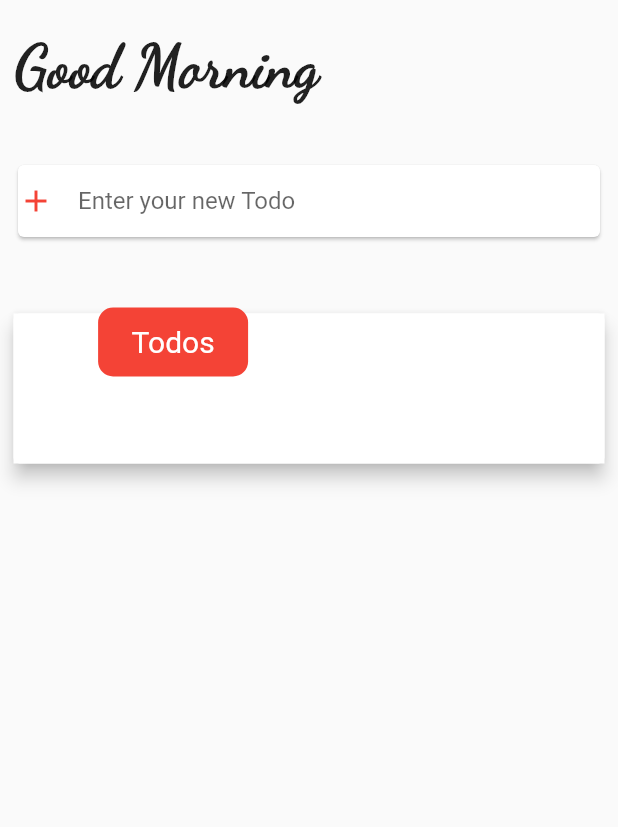
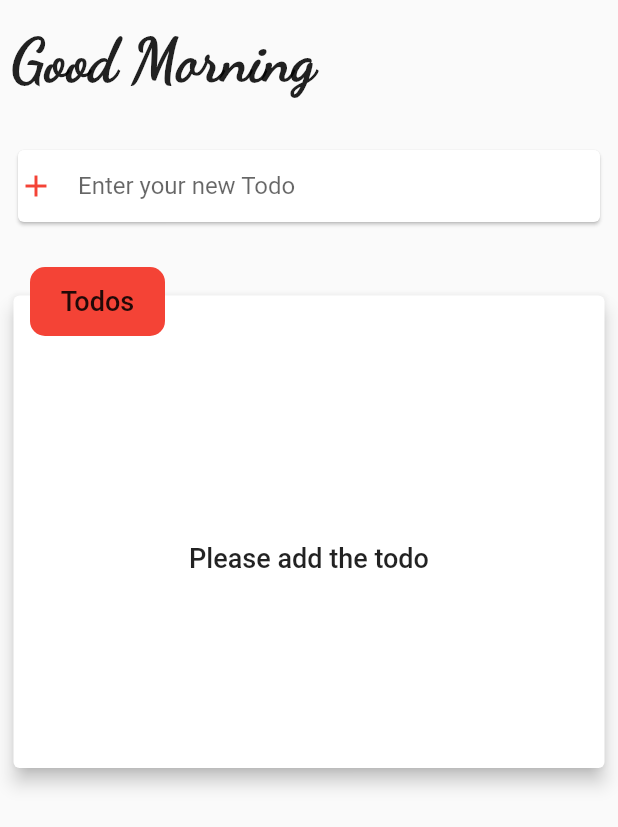
Before and after one commit to parshantdhall/Flutter-simple-todoApp, a Flutter app: the screen it shows after launch, on a phone screen of 412 x 824 dp. Shown: the top 827 px of the screen. Run offline on Flutter 3.47's test engine with Material 2 defaults, Android fonts, the phone set to English and light mode, and no system bars.

Commit message:
Added the Todo List card and todo and vaious other styling

```diff
--- a/lib/main.dart
+++ b/lib/main.dart
@@ -4,6 +4,8 @@ import 'package:flutter/material.dart';
 import './widgets/new_todo.dart';
 import './widgets/grettings.dart';
 import './widgets/new_todo_list.dart';
+// Models
+import './models/todoData.dart';
 
 void main() => runApp(MyApp());
 
@@ -15,6 +17,11 @@ class MyApp extends StatelessWidget {
       title: 'TodosApp',
       theme: ThemeData(
         primarySwatch: Colors.teal,
+        textTheme: ThemeData.light().textTheme.copyWith(
+              title: TextStyle(
+                fontSize: 18,
+              ),
+            ),
       ),
       home: MyHomePage(),
       debugShowCheckedModeBanner: false,
@@ -22,8 +29,27 @@ class MyApp extends StatelessWidget {
   }
 }
 
-class MyHomePage extends StatelessWidget {
+class MyHomePage extends StatefulWidget {
   MyHomePage({Key key}) : super(key: key);
+
+  @override
+  _MyHomePageState createState() => _MyHomePageState();
+}
+
+class _MyHomePageState extends State<MyHomePage> {
+  List<TodoData> data = [
+    // TodoData(
+    //     text:
+    //         'Hello this is the Second todo scasdcadcsac dg dsusd dc sduchh dc sdcsdcy dcid sd sdi sdvid sd viudv sdiuv sduid vuid vsdiuv '),
+    // TodoData(text: 'Hello this is the Second todo'),
+    // TodoData(text: 'Hello this is the Second todo'),
+  ];
+
+  void addTodo(String todoTxt) {
+    setState(() {
+      data.add(TodoData(text: todoTxt));
+    });
+  }
 
   @override
   Widget build(BuildContext context) {
@@ -34,8 +60,8 @@ class MyHomePage extends StatelessWidget {
           child: Column(
             children: <Widget>[
               Grettings(),
-              NewTodo(),
-              NewTodoList(),
+              NewTodo(addTodo),
+              NewTodoList(data),
             ],
           ),
         ),
--- /dev/null
+++ b/lib/models/todoData.dart
@@ -0,0 +1,8 @@
+import 'package:flutter/foundation.dart';
+
+class TodoData {
+  final String text;
+  final String id;
+  final tColor;
+  TodoData({this.id, @required this.text, this.tColor});
+}
--- a/lib/widgets/grettings.dart
+++ b/lib/widgets/grettings.dart
@@ -10,9 +10,10 @@ class _GrettingsState extends State<Grettings> {
   int currentTime = DateTime.now().hour;
 
   String getTimeGrettings() {
+    print(currentTime);
     if (currentTime < 12) {
       return 'Good Morning';
-    } else if (currentTime > 12 && currentTime < 5) {
+    } else if (currentTime > 12 && currentTime < 17) {
       return 'Good Afternoon';
     } else {
       return 'Good Evening';
@@ -34,12 +35,9 @@ class _GrettingsState extends State<Grettings> {
       });
     }
     return Container(
-      // decoration: BoxDecoration(
-      //   border: Border.all(width: 1, color: Colors.black),
-      // ),
       width: double.infinity,
-      margin: EdgeInsets.symmetric(vertical: 10),
-      padding: EdgeInsets.all(10),
+      margin: EdgeInsets.symmetric(vertical: 8),
+      padding: EdgeInsets.all(8),
       child: Text(
         time,
         style: TextStyle(
--- a/lib/widgets/new_todo.dart
+++ b/lib/widgets/new_todo.dart
@@ -1,16 +1,26 @@
 import 'package:flutter/material.dart';
 
 class NewTodo extends StatefulWidget {
+  final Function handleSubmit;
+  NewTodo(this.handleSubmit);
   @override
   _NewTodoState createState() => _NewTodoState();
 }
 
 class _NewTodoState extends State<NewTodo> {
   TextEditingController _inputField = TextEditingController();
+  void onSubmit() {
+    if (_inputField.text.isEmpty) {
+      return;
+    }
+    widget.handleSubmit(_inputField.text);
+    _inputField.clear();
+  }
+
   @override
   Widget build(BuildContext context) {
     return Container(
-        margin: EdgeInsets.symmetric(vertical: 10),
+        margin: EdgeInsets.symmetric(vertical: 8),
         padding: EdgeInsets.all(8),
         child: Container(
           padding: EdgeInsets.only(
@@ -26,7 +36,7 @@ class _NewTodoState extends State<NewTodo> {
                 ),
                 border: InputBorder.none,
               ),
-              onSubmitted: null,
+              onSubmitted: (_) => onSubmit(),
             ),
           ),
         ));
--- a/lib/widgets/new_todo_list.dart
+++ b/lib/widgets/new_todo_list.dart
@@ -1,33 +1,53 @@
 import 'package:flutter/material.dart';
+import './todo.dart';
+import '../models/todoData.dart';
 
-class NewTodoList extends StatefulWidget {
-  @override
-  _NewTodoListState createState() => _NewTodoListState();
-}
+class NewTodoList extends StatelessWidget {
+  final List<TodoData> data;
 
-class _NewTodoListState extends State<NewTodoList> {
+  NewTodoList(this.data);
   @override
   Widget build(BuildContext context) {
     return Container(
       width: double.infinity,
       margin: EdgeInsets.all(5),
       padding: EdgeInsets.symmetric(vertical: 10.0),
-      // decoration:
-      //     BoxDecoration(border: Border.all(width: 2, color: Colors.black)),
       child: Stack(
+        overflow: Overflow.visible,
         children: <Widget>[
           Card(
             elevation: 5,
             child: Container(
-              height: 100,
+              height: 280,
+              // decoration: BoxDecoration(
+              //     border: Border.all(color: Colors.black, width: 2)),
+              margin: EdgeInsets.only(top: 35),
               width: double.infinity,
-              color: Colors.white,
+              // color: Colors.white,
+              child: data.length > 0
+                  ? ListView.builder(
+                      itemBuilder: (_, i) {
+                        return Todo(
+                          tData: data[i],
+                        );
+                      },
+                      itemCount: data.length,
+                      reverse: true,
+                    )
+                  : Center(
+                      child: Text(
+                        'Please add the todo',
+                        style: Theme.of(context).textTheme.title,
+                      ),
+                    ),
             ),
           ),
-          Align(
-            alignment: Alignment(-.6, -.1),
+          // The Todo heading container
+          Positioned(
+            left: 15,
+            top: -15,
             child: Container(
-              width: 100,
+              width: 90,
               height: 46,
               alignment: Alignment.center,
               decoration: BoxDecoration(
@@ -36,10 +56,7 @@ class _NewTodoListState extends State<NewTodoList> {
               ),
               child: Text(
                 "Todos",
-                style: TextStyle(
-                  fontSize: 20,
-                  color: Colors.white,
-                ),
+                style: Theme.of(context).textTheme.title,
               ),
             ),
           )
```
Also changed, not shown: lib/widgets/todo.dart (+35 -0 lines).
